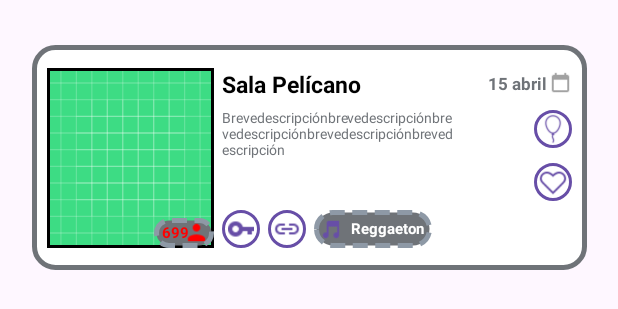
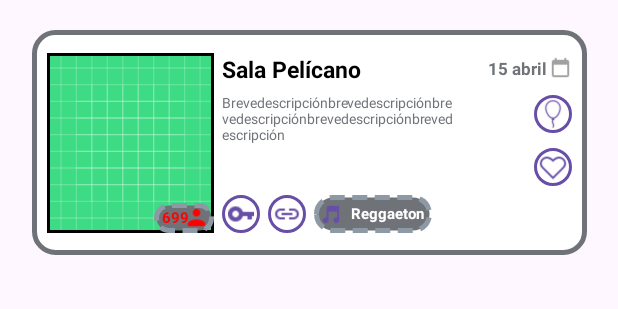
Before and after one commit to SantiFdezz/JustPartyApp, an Android app: the layout recycler_cell.xml on its own in the app's theme, with its tools: preview values and no code run, on a phone screen of 412 x 824 dp. Shown: the top 309 px of the screen. Run offline under Robolectric (Android 15) with nearby library versions, the phone set to English and light mode, and no system bars.

Commit message:
changed marginTop 10dp

```diff
--- a/jparty-app/app/src/main/res/layout/recycler_cell.xml
+++ b/jparty-app/app/src/main/res/layout/recycler_cell.xml
@@ -11,7 +11,7 @@
         android:layout_width="370dp"
         android:layout_height="150dp"
         android:layout_marginStart="30dp"
-        android:layout_marginTop="30dp"
+        android:layout_marginTop="20dp"
         android:layout_marginEnd="30dp"
         android:background="@drawable/rounded_border"
         app:layout_constraintEnd_toEndOf="parent"
```
